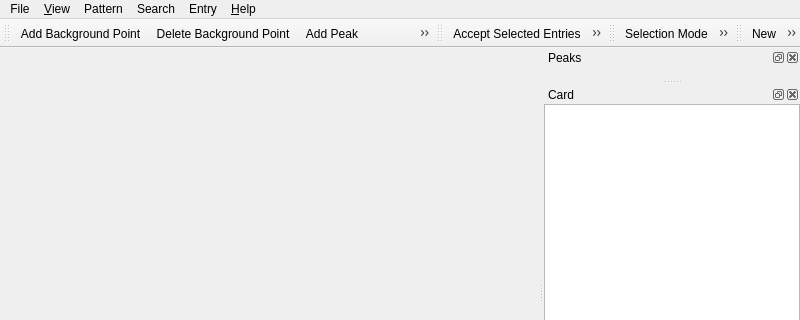
This is src/mainwindow.ui in ccorrado71/qualx3 as Qt 5 draws it before an edit; both pictures show x 0 to 800 and y 0 to 320 of the 800 by 600 pixel window. The edited form follows.
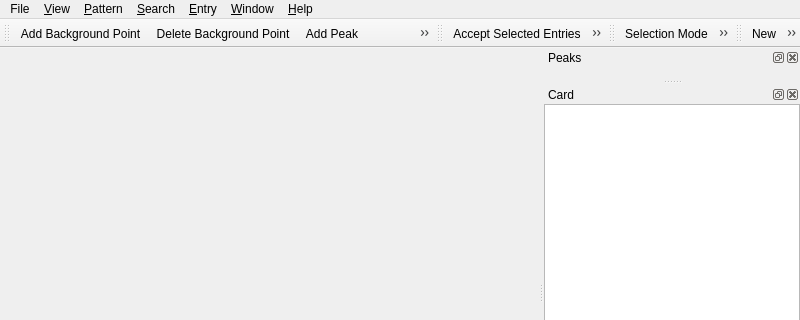
This is the edited form. Icons and pictures are not drawn. Custom widgets are drawn as their Qt base class.

```diff
--- a/src/mainwindow.ui
+++ b/src/mainwindow.ui
@@ -94,12 +94,12 @@
      <x>0</x>
      <y>0</y>
      <width>800</width>
-     <height>22</height>
+     <height>23</height>
     </rect>
    </property>
    <widget class="QMenu" name="menuDatabase">
     <property name="title">
-     <string>Search</string>
+     <string>&amp;Search</string>
     </property>
     <addaction name="actionSearch_Match"/>
     <addaction name="actionSearch_Match_Options"/>
@@ -136,7 +136,7 @@
    </widget>
    <widget class="QMenu" name="menuPattern">
     <property name="title">
-     <string>Pattern</string>
+     <string>&amp;Pattern</string>
     </property>
     <addaction name="actionRange"/>
     <addaction name="separator"/>
@@ -172,7 +172,7 @@
    </widget>
    <widget class="QMenu" name="menuEntry">
     <property name="title">
-     <string>Entry</string>
+     <string>&amp;Entry</string>
     </property>
     <addaction name="separator"/>
     <addaction name="actionAccept_Selected_Entries"/>
@@ -191,11 +191,19 @@
     <addaction name="separator"/>
     <addaction name="actionAbout"/>
    </widget>
+   <widget class="QMenu" name="menuWindow">
+    <property name="title">
+     <string>&amp;Window</string>
+    </property>
+    <addaction name="actionDefault_Layout"/>
+    <addaction name="separator"/>
+   </widget>
    <addaction name="menuFile"/>
    <addaction name="menuView"/>
    <addaction name="menuPattern"/>
    <addaction name="menuDatabase"/>
    <addaction name="menuEntry"/>
+   <addaction name="menuWindow"/>
    <addaction name="menuHelp"/>
   </widget>
   <widget class="QStatusBar" name="statusBar"/>
```
Left out of the diff: 14 changed lines with no effect on the pictures.
